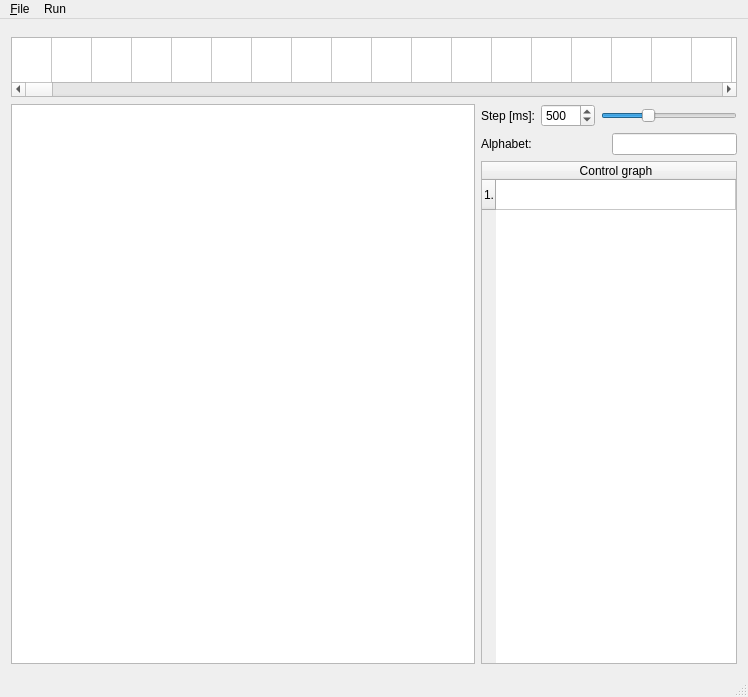
The window that TuringMachineGUI/TMMainWindow.ui (saleph/turing_machine) describes before a commit, drawn with Qt 5.
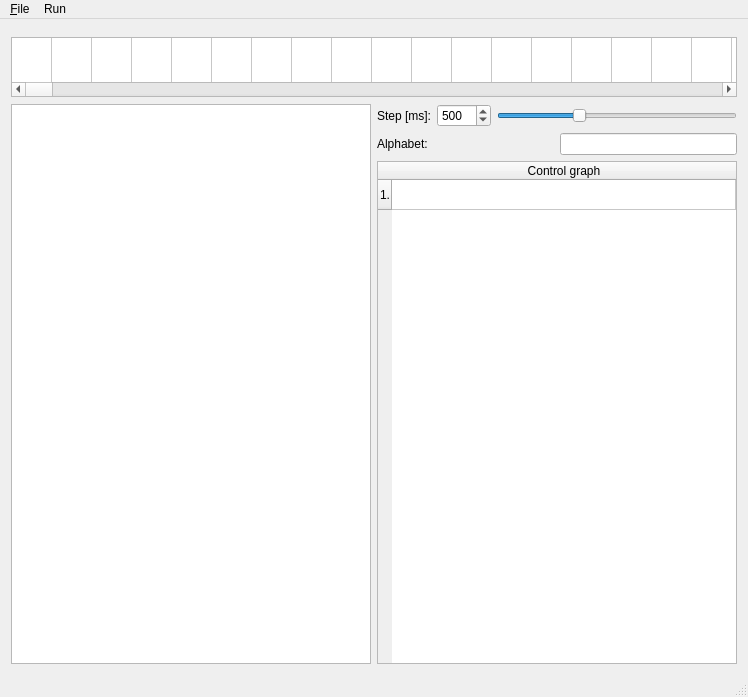
The same window after the commit. Custom widgets are drawn as their Qt base class.

Commit message: oddany projekt

What changed in the file:
```diff
--- a/TuringMachineGUI/TMMainWindow.ui
+++ b/TuringMachineGUI/TMMainWindow.ui
@@ -1094,7 +1094,7 @@
          <widget class="QTextEdit" name="graphTextEdit">
           <property name="sizePolicy">
            <sizepolicy hsizetype="Expanding" vsizetype="Expanding">
-            <horstretch>1</horstretch>
+            <horstretch>0</horstretch>
             <verstretch>0</verstretch>
            </sizepolicy>
           </property>
@@ -1209,7 +1209,7 @@
            <widget class="GraphTableWidget" name="graphWidget">
             <property name="sizePolicy">
              <sizepolicy hsizetype="Expanding" vsizetype="Expanding">
-              <horstretch>2</horstretch>
+              <horstretch>0</horstretch>
               <verstretch>0</verstretch>
              </sizepolicy>
             </property>
```
Left out of the diff: 20 changed lines with no effect on the pictures. The commit also changes 2 other files.
